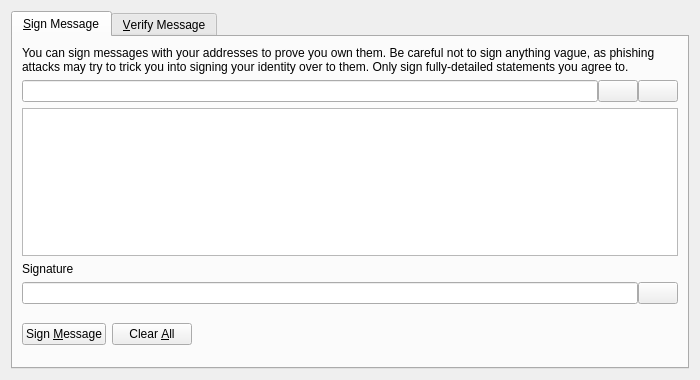
Above: src/qt/forms/signverifymessagedialog.ui from cryptonexii/murfcoin before the change. Below: the same form after it.
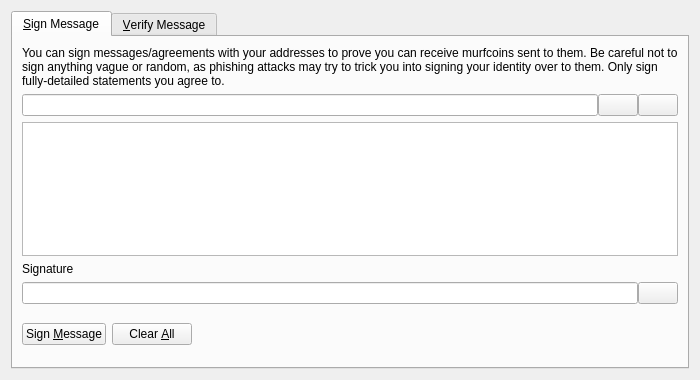
That is the form after the change. Icons and pictures are not drawn. Custom widgets are drawn as their Qt base class.

Diff of the .ui file:
```diff
--- a/src/qt/forms/signverifymessagedialog.ui
+++ b/src/qt/forms/signverifymessagedialog.ui
@@ -30,7 +30,7 @@
        <item>
         <widget class="QLabel" name="infoLabel_SM">
          <property name="text">
-          <string>You can sign messages with your addresses to prove you own them. Be careful not to sign anything vague, as phishing attacks may try to trick you into signing your identity over to them. Only sign fully-detailed statements you agree to.</string>
+          <string>You can sign messages/agreements with your addresses to prove you can receive murfcoins sent to them. Be careful not to sign anything vague or random, as phishing attacks may try to trick you into signing your identity over to them. Only sign fully-detailed statements you agree to.</string>
          </property>
          <property name="textFormat">
           <enum>Qt::PlainText</enum>
```
Left out of the diff: 16 changed lines with no effect on the pictures.
